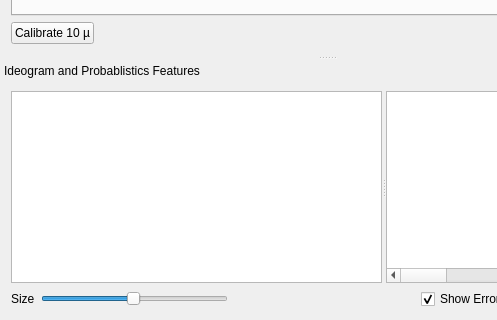
Old version of the form mainwindow.ui in the repository dare5421/MasterMeasure; both pictures show x 0 to 497 and y 106 to 426 of the 653 by 426 pixel window.
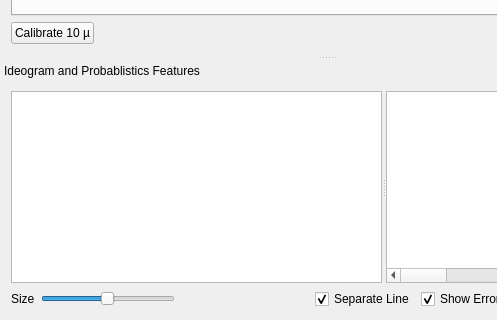
New version of the form. Icons and pictures are not drawn.

Commit message: add a checkbox to show separate line in ideiogram

Patch:
```diff
--- a/mainwindow.ui
+++ b/mainwindow.ui
@@ -181,7 +181,7 @@
   <widget class="QDockWidget" name="dockWidget">
    <property name="minimumSize">
     <size>
-     <width>309</width>
+     <width>359</width>
      <height>184</height>
     </size>
    </property>
@@ -337,6 +337,16 @@
          </property>
         </spacer>
        </item>
+       <item>
+        <widget class="QCheckBox" name="checkBox">
+         <property name="text">
+          <string>Separate Line</string>
+         </property>
+         <property name="checked">
+          <bool>true</bool>
+         </property>
+        </widget>
+       </item>
        <item>
         <widget class="QCheckBox" name="checkBox_errorBar">
          <property name="text">
```
The commit also changes 4 other files.
